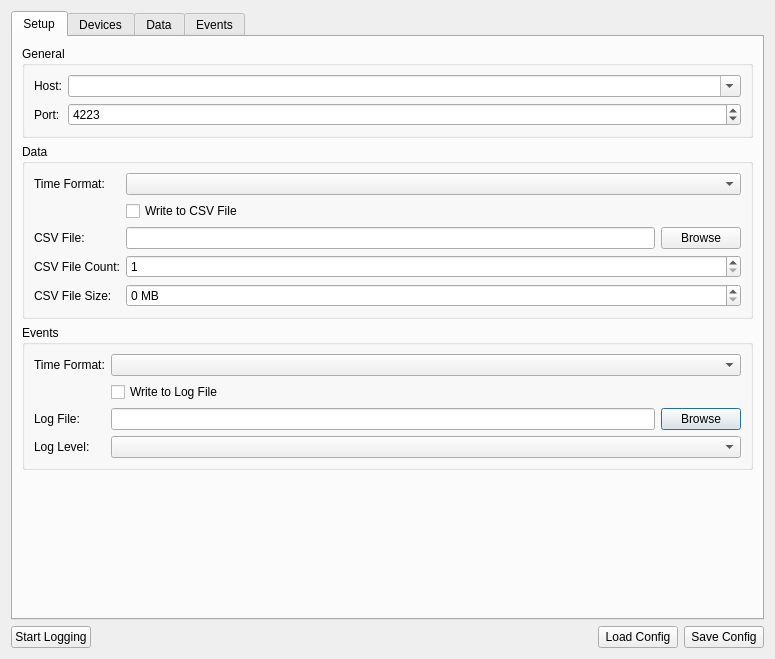
Above: src/brickv/data_logger/ui/setup_dialog.ui from Tinkerforge/brickv before the change. Below: the same form after it.
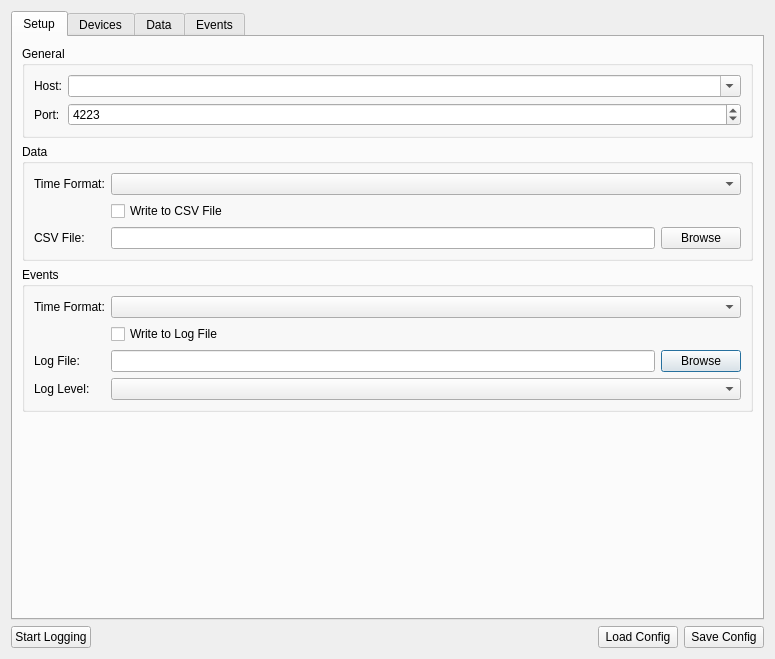
That is the form after the change.

Diff of the .ui file:
```diff
--- a/src/brickv/data_logger/ui/setup_dialog.ui
+++ b/src/brickv/data_logger/ui/setup_dialog.ui
@@ -197,23 +197,6 @@
            <layout class="QVBoxLayout" name="verticalLayout_4">
             <item>
              <layout class="QGridLayout" name="gridLayout_3">
-              <item row="3" column="1">
-               <widget class="QSpinBox" name="spin_csv_file_count">
-                <property name="minimum">
-                 <number>1</number>
-                </property>
-                <property name="maximum">
-                 <number>65535</number>
-                </property>
-               </widget>
-              </item>
-              <item row="3" column="0">
-               <widget class="QLabel" name="label_csv_file_count">
-                <property name="text">
-                 <string>CSV File Count:</string>
-                </property>
-               </widget>
-              </item>
               <item row="2" column="0">
                <widget class="QLabel" name="label_csv_file_name">
                 <property name="text">
@@ -221,13 +204,6 @@
                 </property>
                </widget>
               </item>
-              <item row="4" column="0">
-               <widget class="QLabel" name="label_csv_file_size">
-                <property name="text">
-                 <string>CSV File Size:</string>
-                </property>
-               </widget>
-              </item>
               <item row="2" column="1">
                <layout class="QHBoxLayout" name="horizontalLayout_2">
                 <item>
@@ -245,30 +221,6 @@
                 </item>
                </layout>
               </item>
-              <item row="0" column="0">
-               <widget class="QLabel" name="label_7">
-                <property name="text">
-                 <string>Time Format:</string>
-                </property>
-               </widget>
-              </item>
-              <item row="4" column="1">
-               <widget class="QSpinBox" name="spin_csv_file_size">
-                <property name="suffix">
-                 <string> MB</string>
-                </property>
-                <property name="maximum">
-                 <number>2097152</number>
-                </property>
-               </widget>
-              </item>
-              <item row="1" column="1">
-               <widget class="QCheckBox" name="check_data_to_csv_file">
-                <property name="text">
-                 <string>Write to CSV File</string>
-                </property>
-               </widget>
-              </item>
               <item row="0" column="1">
                <widget class="QComboBox" name="combo_data_time_format">
                 <property name="sizePolicy">
@@ -279,6 +231,20 @@
                 </property>
                </widget>
               </item>
+              <item row="1" column="1">
+               <widget class="QCheckBox" name="check_data_to_csv_file">
+                <property name="text">
+                 <string>Write to CSV File</string>
+                </property>
+               </widget>
+              </item>
+              <item row="0" column="0">
+               <widget class="QLabel" name="label_7">
+                <property name="text">
+                 <string>Time Format:</string>
+                </property>
+               </widget>
+              </item>
              </layout>
             </item>
            </layout>
```
Left out of the diff: 2 changed lines with no effect on the pictures.
